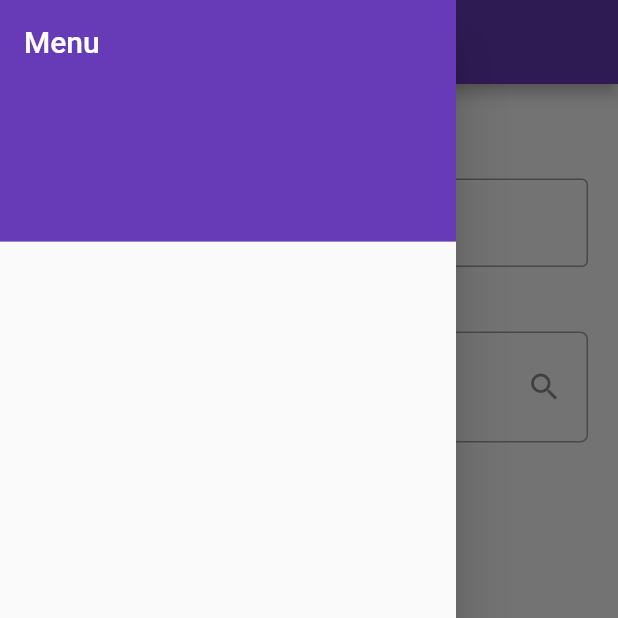
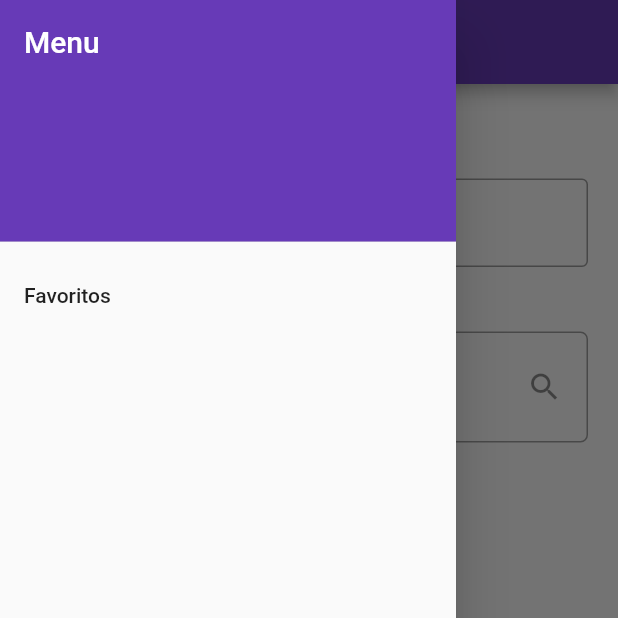
Before and after one commit to henriquebrunialti/fiap-2aojr-mobile, a Flutter app: the screen it shows after launch, with the side drawer open, on a phone screen of 412 x 824 dp, the top half of it. Run offline on Flutter 3.47's test engine with Material 2 defaults, Android fonts, the light colour scheme and no system bars.

Commit message:
adicionando screen Favoritos

```diff
--- a/lib/components/hamburger_menu.dart
+++ b/lib/components/hamburger_menu.dart
@@ -1,25 +1,33 @@
+import 'package:custo_de_vida/screens/favorite.dart';
 import 'package:flutter/material.dart';
 
 class HamburgerMenu extends StatelessWidget {
-  const HamburgerMenu({
+  HamburgerMenu({
     Key? key,
   }) : super(key: key);
+
+  final addRoute = Favorite();
 
   @override
   Widget build(BuildContext context) {
     return Drawer(
       child: ListView(
         padding: EdgeInsets.zero,
-        children: const [
+        children: [
           DrawerHeader(
             decoration: BoxDecoration(
               color: Colors.deepPurple,
             ),
-            child: Text('Menu',
-              style: TextStyle(
-                color: Colors.white,
-                  fontSize: 20
-              ),),
+            child: Text(
+              'Menu',
+              style: TextStyle(color: Colors.white, fontSize: 20),
+            ),
+          ),
+          ListTile(
+            title: Text('Favoritos'),
+            onTap: () {
+              Navigator.pushNamed(context, "/favorites");
+            },
           ),
         ],
       ),
--- a/lib/main.dart
+++ b/lib/main.dart
@@ -1,3 +1,4 @@
+import 'package:custo_de_vida/screens/favorite.dart';
 import 'package:custo_de_vida/screens/home.dart';
 import 'package:custo_de_vida/screens/search.dart';
 import 'package:flutter/material.dart';
@@ -14,14 +15,12 @@ class MyApp extends StatelessWidget {
   Widget build(BuildContext context) {
     return MaterialApp(
       title: 'Consulta de custo de vida',
-      theme: ThemeData(
-        primarySwatch: Colors.deepPurple
-
-      ),
+      theme: ThemeData(primarySwatch: Colors.deepPurple),
       initialRoute: "/search",
       routes: {
-        "/" :(context) => const Home(),
-        "/search" :(context) => Search(),
+        "/": (context) => const Home(),
+        "/search": (context) => Search(),
+        "/favorites": (context) => Favorite(),
         // "/books" :(context) => const ListBookWidget(),
         // "/cars" :(context) => const ListCarWidget(),
       },
--- a/lib/screens/search.dart
+++ b/lib/screens/search.dart
@@ -53,7 +53,7 @@ class _SearchState extends State<Search> {
   @override
   Widget build(BuildContext context) {
     return Scaffold(
-        drawer: const HamburgerMenu(),
+        drawer: HamburgerMenu(),
         appBar: AppBar(
           title: const Text("Cocktails"),
         ),
```
Also changed, not shown: lib/components/FavoriteMenuItem.dart (added, +26 -0 lines), lib/screens/favorite.dart (added, +31 -0 lines).
